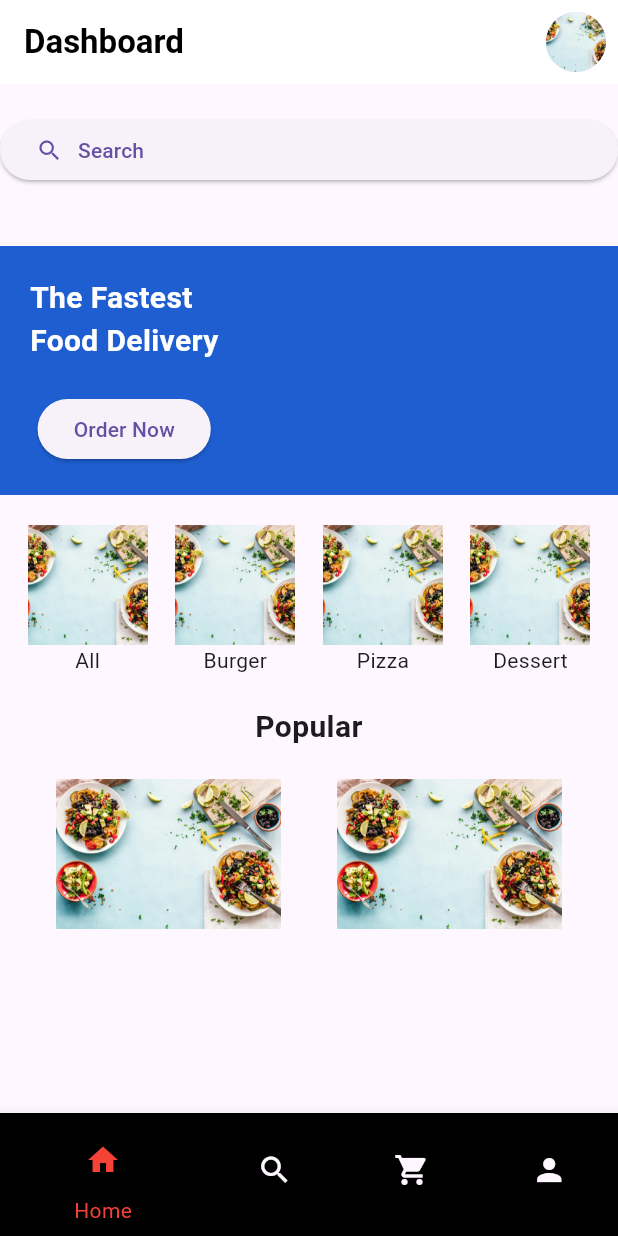
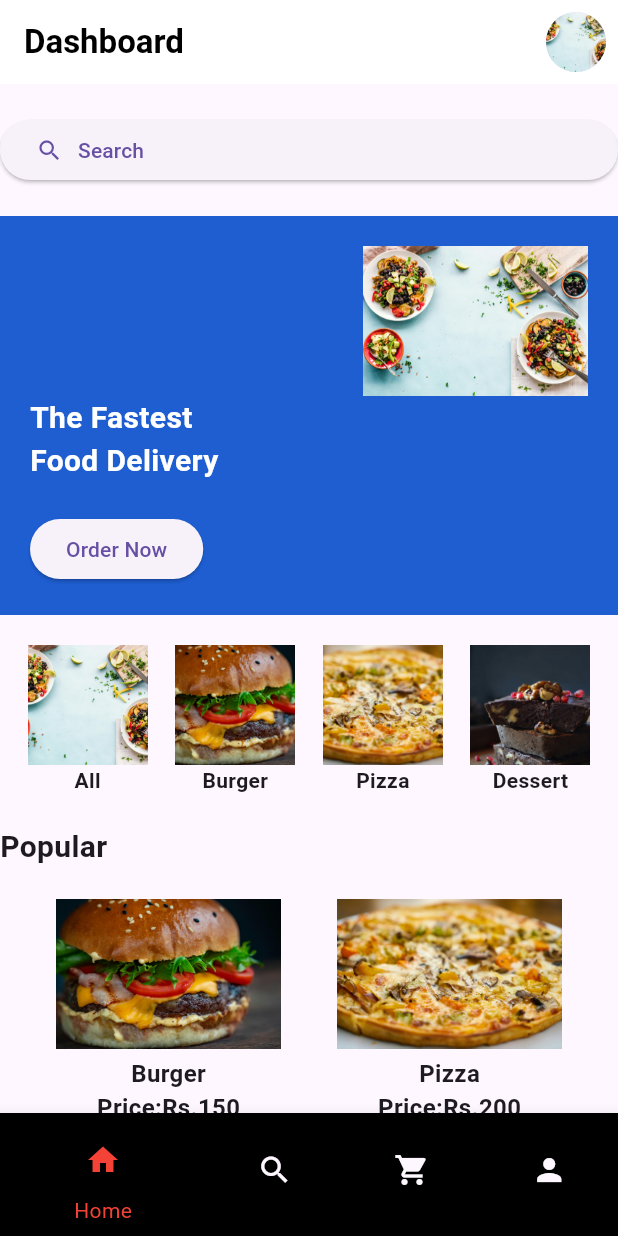
Before and after one commit to ST60002CEM/batch32b-Sonu0103, a Flutter app: the screen it shows after launch, on a phone screen of 412 x 824 dp. Run offline on Flutter 3.47's test engine with Material 3 defaults, Android fonts, the phone set to English and light mode, and no system bars; our stand-ins replace google_sign_in, sign_in_with_apple; missing offline and left inert: flutter_facebook_auth.

Commit message:
add some image in dashboard and some changes in design

```diff
--- a/foodie/lib/screen/dashboard_screen.dart
+++ b/foodie/lib/screen/dashboard_screen.dart
@@ -47,12 +47,24 @@ class _DashboardScreenState extends State<DashboardScreen> {
                 ],
               ),
             ),
-            SizedBox(height: 40),
+            SizedBox(height: 20),
             Container(
               alignment: Alignment.centerLeft,
               color: Color.fromRGBO(30, 94, 209, 1),
               padding: EdgeInsets.all(20),
               child: Column(
+                children: [
+                  Align(
+                    alignment: Alignment.bottomRight,
+                    child: Image.asset(
+                      'assets/images/new.jpg',
+                      height: 100,
+                    ),
+                  ),
+                  Container(
+                    alignment: Alignment.centerLeft, // Aligns the container to the left side
+                    child: Column(
+                      crossAxisAlignment: CrossAxisAlignment.start, // Aligns children to the start, i.e., left side
                       children: [
                         Text(
                           'The Fastest\nFood Delivery',
@@ -69,6 +81,10 @@ class _DashboardScreenState extends State<DashboardScreen> {
                           },
                           child: Text('Order Now'),
                         ),
+                        // Add other widgets here if needed
+                      ],
+                    ),
+                  )
                 ],
               ),
             ),
@@ -84,40 +100,60 @@ class _DashboardScreenState extends State<DashboardScreen> {
                       width: 80,
                       fit: BoxFit.cover,
                     ),
-                    Text('All'),
+                    Text(
+                      'All',
+                      style: TextStyle(
+                        fontWeight: FontWeight.bold,
+                      ),
+                    ),
                   ],
                 ),
                 Column(
                   children: [
                     Image.asset(
-                      'assets/images/new.jpg',
+                      'assets/images/burger.jpg',
                       height: 80,
                       width: 80,
                       fit: BoxFit.cover,
                     ),
-                    Text('Burger'),
+                    Text(
+                      'Burger',
+                      style: TextStyle(
+                        fontWeight: FontWeight.bold,
+                      ),
+                    ),
                   ],
                 ),
                 Column(
                   children: [
                     Image.asset(
-                      'assets/images/new.jpg',
+                      'assets/images/pizza.jpg',
                       height: 80,
                       width: 80,
                       fit: BoxFit.cover,
                     ),
-                    Text('Pizza'),
+                    Text(
+                      'Pizza',
+                      style: TextStyle(
+                        fontWeight: FontWeight.bold,
+                      ),
+                    ),
                   ],
                 ),
                 Column(
                   children: [
                     Image.asset(
-                      'assets/images/new.jpg',
+                      'assets/images/dessert.jpg',
                       height: 80,
                       width: 80,
                       fit: BoxFit.cover,
                     ),
-                    Text('Dessert'),
+                    Text(
+                      'Dessert',
+                      style: TextStyle(
+                        fontWeight: FontWeight.bold,
+                      ),
+                    ),
                   ],
                 ),
               ],
@@ -125,7 +161,6 @@ class _DashboardScreenState extends State<DashboardScreen> {
             SizedBox(height: 20),
             Text(
               'Popular',
-              textAlign: TextAlign.center,
               style: TextStyle(
                 fontSize: 20,
                 fontWeight: FontWeight.bold,
@@ -135,17 +170,44 @@ class _DashboardScreenState extends State<DashboardScreen> {
             Row(
               mainAxisAlignment: MainAxisAlignment.spaceEvenly,
               children: [
+                Column(
+                  children: [
                     Image.asset(
-                  'assets/images/new.jpg',
+                      'assets/images/burger.jpg',
                       height: 100,
                       width: 150,
                       fit: BoxFit.cover,
                     ),
+                    SizedBox(height: 5),
+                    Text(
+                      'Burger',
+                      style: TextStyle(fontSize: 16, fontWeight: FontWeight.bold),
+                    ),
+                    Text(
+                      'Price:Rs.150',
+                      style: TextStyle(fontSize: 16, fontWeight: FontWeight.bold),
+                    ),
+                  ],
+                ),
+                Column(
+                  children: [
                     Image.asset(
-                  'assets/images/new.jpg',
+                      'assets/images/pizza.jpg',
                       height: 100,
                       width: 150,
                       fit: BoxFit.cover,
+                    ),
+                    SizedBox(height: 5),
+                    Text(
+                      'Pizza',
+                      style: TextStyle(fontSize: 16, fontWeight: FontWeight.bold),
+                    ),
+                    Text(
+                      'Price:Rs.200',
+                      style: TextStyle(fontSize: 16, fontWeight: FontWeight.bold),
+                    ),
+
+                  ],
                 ),
               ],
             ),
@@ -154,12 +216,9 @@ class _DashboardScreenState extends State<DashboardScreen> {
       ),
       bottomNavigationBar: BottomNavigationBar(
         selectedItemColor: Colors.red,
-
-
         items: [
           BottomNavigationBarItem(
             backgroundColor: Colors.black,
-
             icon: IconButton(
               icon: Icon(Icons.home),
               onPressed: () {
@@ -167,10 +226,8 @@ class _DashboardScreenState extends State<DashboardScreen> {
               },
             ),
             label: 'Home',
-
           ),
           BottomNavigationBarItem(
-
             icon: IconButton(
               icon: Icon(Icons.search),
               onPressed: () {
```
Also changed, not shown: foodie/assets/images/burger.jpg (added), foodie/assets/images/dessert.jpg (added), foodie/assets/images/pizza.jpg (added). Lines whose indentation alone changed are shown as unchanged.
